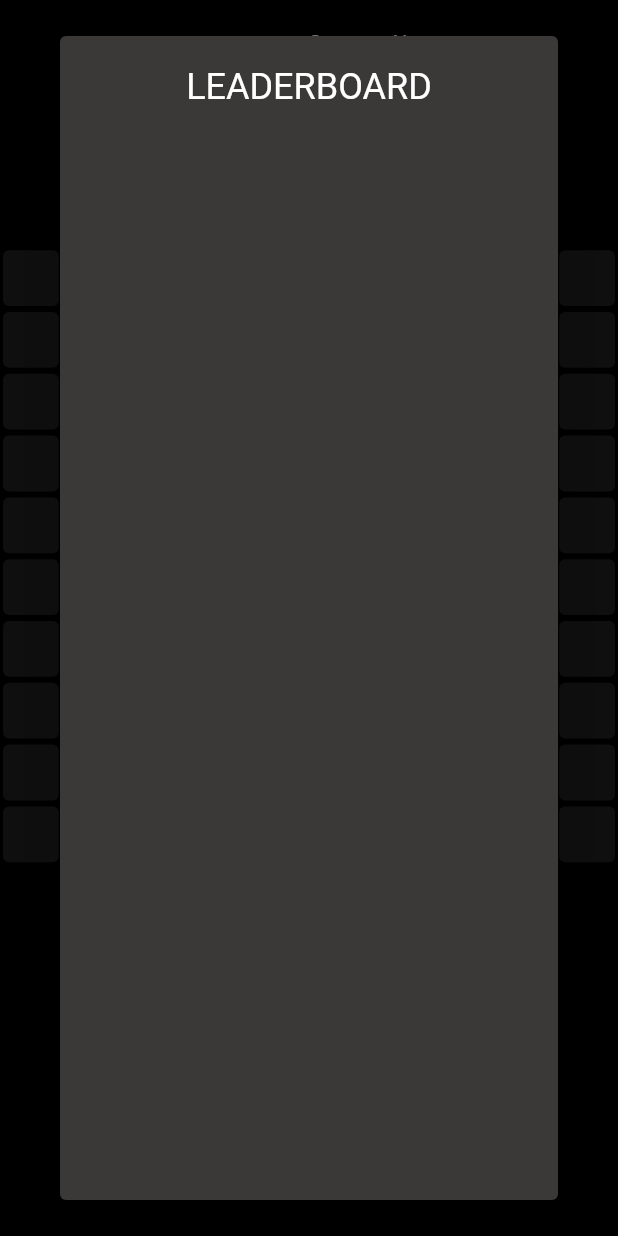
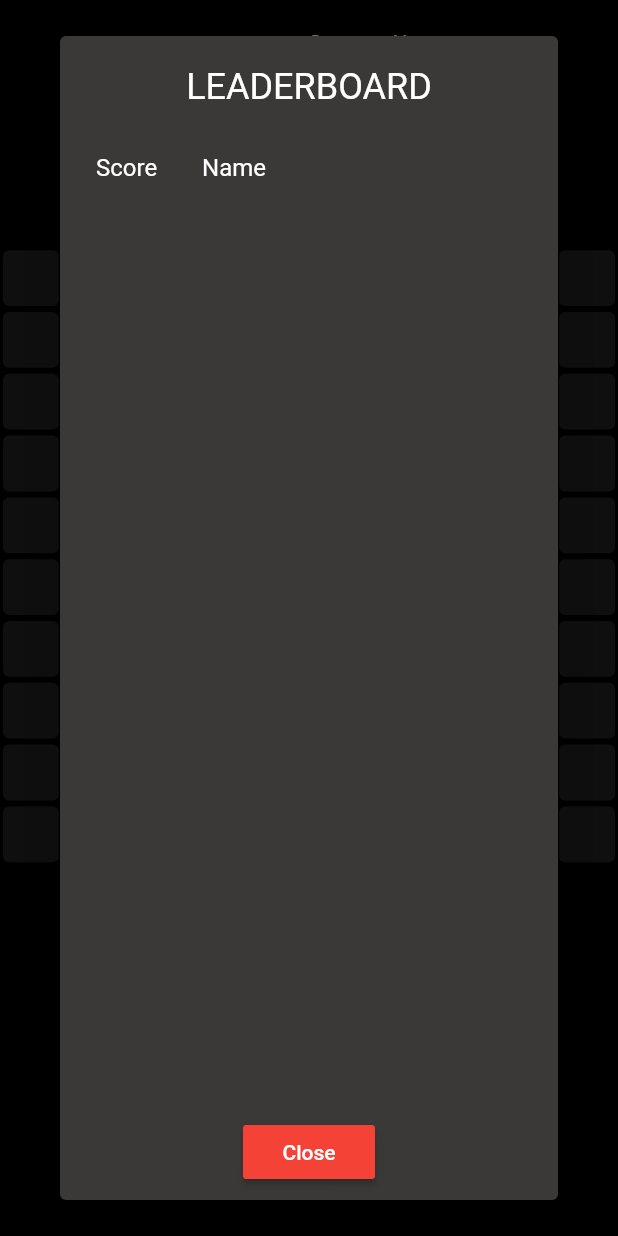
Before and after one commit to navaneethku/snakeGame, a Flutter app: the screen it shows after launch, after a tap on "View Leaderboard", on a phone screen of 412 x 824 dp. Run offline on Flutter 3.47's test engine with Material 2 defaults, Android fonts, the phone set to English and light mode, and no system bars; our stand-ins replace cloud_firestore, firebase_core; accounts and stored records are empty.

Commit message:
minor change to leaderboard

```diff
--- a/snake_game/lib/home_page.dart
+++ b/snake_game/lib/home_page.dart
@@ -70,6 +70,7 @@ class _HomePageState extends State<HomePage> {
     await FirebaseFirestore.instance
         .collection("highscores")
         .orderBy("score", descending: true)
+        .limit(25)
         .get()
         .then((value) => value.docs.forEach((element) {
               allHighscore_DocIds.add(element.reference.id);
@@ -300,7 +301,8 @@ class _HomePageState extends State<HomePage> {
                           child: gameHasStarted
                               ? Container()
                               : Padding(
-                                  padding: const EdgeInsets.fromLTRB(0, 20, 0, 20),
+                                  padding:
+                                      const EdgeInsets.fromLTRB(0, 20, 0, 20),
                                   child: FutureBuilder(
                                       future: letsGetDocIds,
                                       builder: (context, snapshot) {
@@ -331,79 +333,6 @@ class _HomePageState extends State<HomePage> {
                                                   ),
                                                 ),
                                               ),
-                                            ),
-                                            Container(
-                                              alignment: Alignment.centerLeft,
-                                              child: gameHasStarted
-                                                  ? Container()
-                                                  : TextButton(
-                                                      style:
-                                                          TextButton.styleFrom(
-                                                              foregroundColor:
-                                                                  Colors.white,
-                                                              backgroundColor:
-                                                                  Colors.red),
-                                                      onPressed: () {
-                                                        showDialog(
-                                                            context: context,
-                                                            builder: (context) {
-                                                              return AlertDialog(
-                                                                  backgroundColor:
-                                                                      const Color
-                                                                              .fromARGB(
-                                                                          255,
-                                                                          59,
-                                                                          56,
-                                                                          56),
-                                                                  alignment:
-                                                                      Alignment
-                                                                          .center,
-                                                                  content:
-                                                                      Column(
-                                                                    children: [
-                                                                      const Text(
-                                                                        "LEADERBOARD",
-                                                                        style: TextStyle(
-                                                                            fontSize:
-                                                                                24,
-                                                                            color:
-                                                                                Colors.white),
-                                                                      ),
-                                                                      Container(
-                                                                        alignment:
-                                                                            Alignment.center,
-                                                                        width:
-                                                                            500,
-                                                                        height:
-                                                                            500,
-                                                                        child:
-                                                                            Padding(
-                                                                          padding:
-                                                                              const EdgeInsets.only(top: 10),
-                                                                          child: ListView.builder(
-                                                                              padding: const EdgeInsets.fromLTRB(0, 5, 0, 5),
-                                                                              shrinkWrap: true,
-                                                                              itemCount: allHighscore_DocIds.length,
-                                                                              itemBuilder: ((context, index) {
-                                                                                return Column(
-                                                                                  children: [
-                                                                                    Container(padding: const EdgeInsets.fromLTRB(4, 2, 4, 2), decoration: BoxDecoration(borderRadius: BorderRadius.circular(5), color: const Color.fromARGB(255, 232, 98, 88)), child: HighScoreTile(documentId: allHighscore_DocIds[index])),
-                                                                                    Container(
-                                                                                      color: const Color.fromARGB(255, 59, 56, 56),
-                                                                                      height: 5,
-                                                                                    )
-                                                                                  ],
-                                                                                );
-                                                                              })),
-                                                                        ),
-                                                                      ),
-                                                                    ],
-                                                                  ));
-                                                            });
-                                                      },
-                                                      child: const Text(
-                                                          "View Leaderboard"),
-                                                    ),
                                             ),
                                           ],
                                         );
@@ -477,12 +406,127 @@ class _HomePageState extends State<HomePage> {
                 Expanded(
                   flex: 1,
                   child: Center(
-                      child: MaterialButton(
-                    textColor: Colors.white,
-                    color: gameHasStarted ? Colors.grey : Colors.red,
-                    onPressed: gameHasStarted ? () {} : startGame,
-                    child: const Text("PLAY"),
-                  )),
+                    child: Column(
+                      children: [
+                        Container(
+                          child: gameHasStarted
+                              ? Container()
+                              : TextButton(
+                                  style: TextButton.styleFrom(
+                                      foregroundColor: Colors.white,
+                                      backgroundColor: Colors.red),
+                                  onPressed: () {
+                                    showDialog(
+                                        context: context,
+                                        builder: (context) {
+                                          return AlertDialog(
+                                              actionsAlignment:
+                                                  MainAxisAlignment.center,
+                                              actions: [
+                                                MaterialButton(
+                                                  onPressed: () {
+                                                    Navigator.pop(context);
+                                                  },
+                                                  color: Colors.red,
+                                                  child: const Text("Close"),
+                                                ),
+                                              ],
+                                              backgroundColor:
+                                                  const Color.fromARGB(
+                                                      255, 59, 56, 56),
+                                              alignment: Alignment.center,
+                                              content: Column(
+                                                children: [
+                                                  const Text(
+                                                    "LEADERBOARD",
+                                                    style: TextStyle(
+                                                        fontSize: 24,
+                                                        color: Colors.white),
+                                                  ),
+                                                  const SizedBox(
+                                                    height: 30,
+                                                  ),
+                                                  Row(children: const [
+                                                    Text('Score'),
+                                                    SizedBox(
+                                                      width: 30,
+                                                    ),
+                                                    Text('Name'),
+                                                  ]),
+                                                  Container(
+                                                    alignment: Alignment.center,
+                                                    width: 500,
+                                                    height: 500,
+                                                    child: Padding(
+                                                      padding:
+                                                          const EdgeInsets.only(
+                                                              top: 10),
+                                                      child: ListView.builder(
+                                                          padding:
+                                                              const EdgeInsets
+                                                                      .fromLTRB(
+                                                                  0, 5, 0, 5),
+                                                          shrinkWrap: true,
+                                                          itemCount:
+                                                              allHighscore_DocIds
+                                                                  .length,
+                                                          itemBuilder:
+                                                              ((context,
+                                                                  index) {
+                                                            return Column(
+                                                              children: [
+                                                                Container(
+                                                                    padding:
+                                                                        const EdgeInsets.fromLTRB(
+                                                                            8,
+                                                                            4,
+                                                                            4,
+                                                                            8),
+                                                                    decoration: BoxDecoration(
+                                                                        borderRadius:
+                                                                            BorderRadius.circular(
+                                                                                5),
+                                                                        color: const Color.fromARGB(
+                                                                            255,
+                                                                            232,
+                                                                            98,
+                                                                            88)),
+                                                                    child: HighScoreTile(
+                                                                        documentId:
+                                                                            allHighscore_DocIds[index])),
+                                                                Container(
+                                                                  color: const Color
+                                                                          .fromARGB(
+                                                                      255,
+                                                                      59,
+                                                                      56,
+                                                                      56),
+                                                                  height: 5,
+                                                                )
+                                                              ],
+                                                            );
+                                                          })),
+                                                    ),
+                                                  ),
+                                                ],
+                                              ));
+                                        });
+                                  },
+                                  child: const Text("View Leaderboard"),
+                                ),
+                        ),
+                        const SizedBox(
+                          height: 20,
+                        ),
+                        MaterialButton(
+                          textColor: Colors.white,
+                          color: gameHasStarted ? Colors.grey : Colors.red,
+                          onPressed: gameHasStarted ? () {} : startGame,
+                          child: const Text("PLAY"),
+                        ),
+                      ],
+                    ),
+                  ),
                 ),
               ],
             ),
```
Also changed, not shown: 1 other file.
